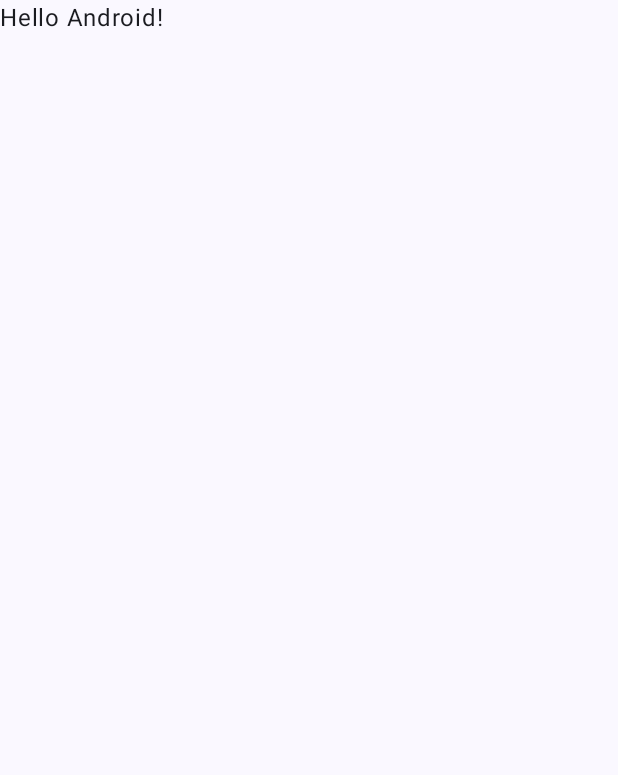
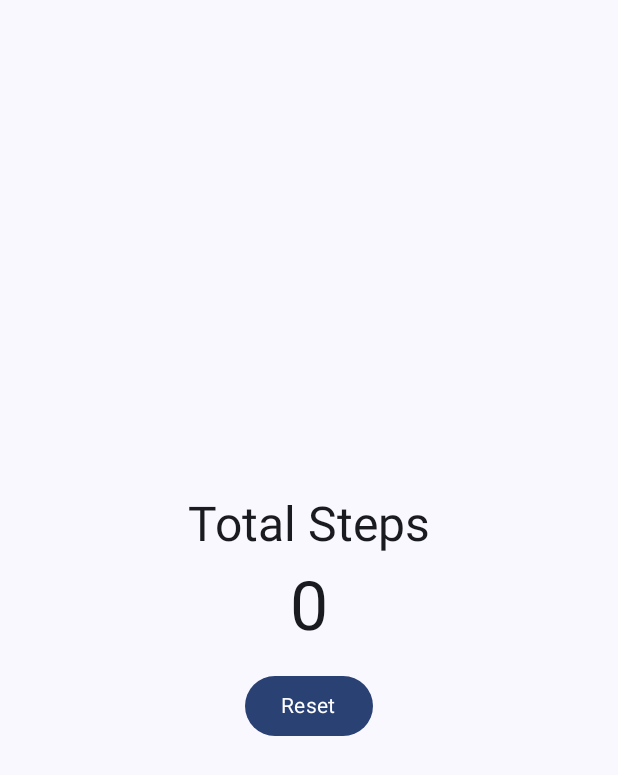
Before and after one commit to purna-perera/StepTrackerWithLocalDatabase, an Android app built with Jetpack Compose: the screen it shows after launch (MainActivity), on a phone screen of 412 x 824 dp. Before the commit the part shown is almost empty. Shown: the top 775 px of the screen. Run offline under Robolectric (Android 15) with nearby library versions, the phone set to English and light mode, and no system bars.

Commit message:
Started developing UI

```diff
--- a/app/src/main/java/com/example/steptrackerwithlocaldatabase/MainActivity.kt
+++ b/app/src/main/java/com/example/steptrackerwithlocaldatabase/MainActivity.kt
@@ -3,13 +3,27 @@ package com.example.steptrackerwithlocaldatabase
 import android.os.Bundle
 import androidx.activity.ComponentActivity
 import androidx.activity.compose.setContent
+import androidx.compose.foundation.layout.Arrangement
+import androidx.compose.foundation.layout.Box
+import androidx.compose.foundation.layout.Column
+import androidx.compose.foundation.layout.Spacer
 import androidx.compose.foundation.layout.fillMaxSize
+import androidx.compose.foundation.layout.height
+import androidx.compose.material3.Button
 import androidx.compose.material3.MaterialTheme
 import androidx.compose.material3.Surface
 import androidx.compose.material3.Text
 import androidx.compose.runtime.Composable
+import androidx.compose.runtime.getValue
+import androidx.compose.runtime.mutableStateOf
+import androidx.compose.runtime.remember
+import androidx.compose.runtime.setValue
+import androidx.compose.ui.Alignment
 import androidx.compose.ui.Modifier
 import androidx.compose.ui.tooling.preview.Preview
+import androidx.compose.ui.unit.dp
+import androidx.lifecycle.ViewModel
+import androidx.lifecycle.viewmodel.viewModelFactory
 import com.example.steptrackerwithlocaldatabase.ui.theme.StepTrackerWithLocalDatabaseTheme
 
 class MainActivity : ComponentActivity() {
@@ -22,7 +36,7 @@ class MainActivity : ComponentActivity() {
                     modifier = Modifier.fillMaxSize(),
                     color = MaterialTheme.colorScheme.background
                 ) {
-                    Greeting("Android")
+                    HomepageView()
                 }
             }
         }
@@ -30,17 +44,23 @@ class MainActivity : ComponentActivity() {
 }
 
 @Composable
-fun Greeting(name: String, modifier: Modifier = Modifier) {
-    Text(
-        text = "Hello $name!",
-        modifier = modifier
-    )
+fun HomepageView() {
+    val myViewModel = HomepageViewModel()
+    Box(Modifier.fillMaxSize()) {
+        Column(Modifier.align(Alignment.Center), horizontalAlignment = Alignment.CenterHorizontally) {
+            Text("Total Steps", style = MaterialTheme.typography.headlineLarge)
+            Spacer(Modifier.height(8.dp))
+            Text(myViewModel.steps.toString(), style = MaterialTheme.typography.displayMedium)
+            Spacer(Modifier.height(16.dp))
+            Button({
+                myViewModel.steps = 0
+            }) {
+                Text("Reset", style = MaterialTheme.typography.bodyMedium)
+            }
+        }
+    }
 }
 
-@Preview(showBackground = true)
-@Composable
-fun GreetingPreview() {
-    StepTrackerWithLocalDatabaseTheme {
-        Greeting("Android")
-    }
+class HomepageViewModel() : ViewModel() {
+    var steps by mutableStateOf(0)
 }
```
